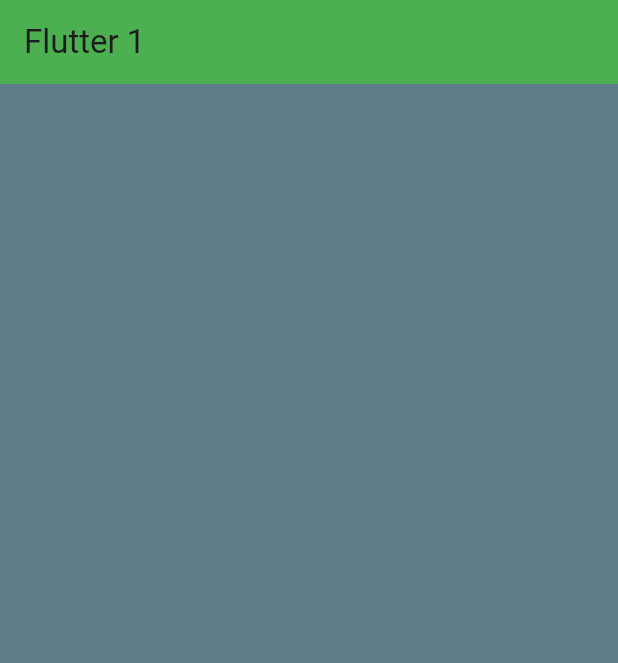
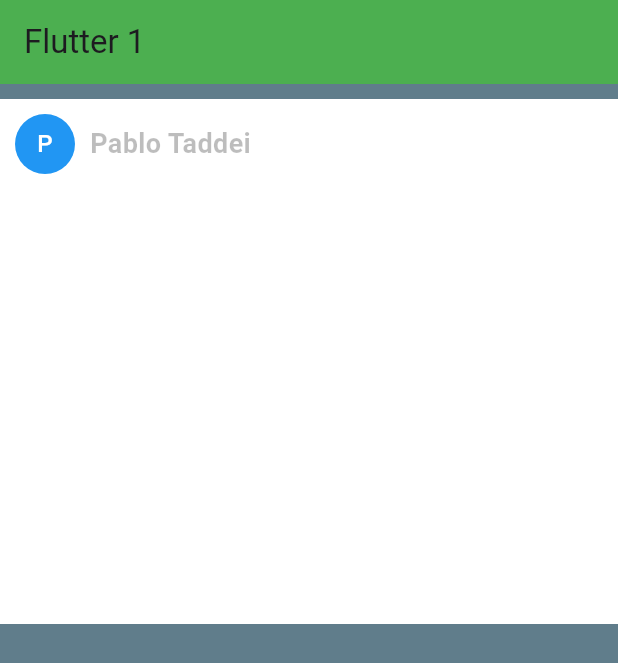
Before and after one commit to taddeiPablo/Flutter_Projects, a Flutter app: the screen it shows after launch, on a phone screen of 412 x 824 dp. Shown: the top 663 px of the screen. Run offline on Flutter 3.47's test engine with Material 3 defaults, Android fonts, the light colour scheme and no system bars.

Commit message:
continuando con el curso

```diff
--- a/flutter1/test01/lib/screens/homescreen.dart
+++ b/flutter1/test01/lib/screens/homescreen.dart
@@ -1,10 +1,9 @@
-// aqui importamos la libreria necesaria para construir la GUI
+/// aqui importamos la libreria necesaria para construir la GUI
 import 'package:flutter/material.dart';
 
-/**
- * HomeScreen - aqui separamos la construccion de la GUI
- * la cual llamamos widget a un archivo por separado.
- */
+///HomeScreen - aqui separamos la construccion de la GUI
+///la cual llamamos widget a un archivo por separado.
+
 // construir la clase HomeScreen que extiende de StatelessWidget
 class HomeScreen extends StatelessWidget {
   const HomeScreen({
@@ -19,7 +18,38 @@
         backgroundColor: Colors.green,
         title: const Text('Flutter 1'),
       ),
-      body: Container(),
+      body: Container(
+        margin: const EdgeInsets.only(top: 10),
+        width: double.infinity,
+        height: 350,
+        decoration: const BoxDecoration(color: Colors.white),
+        padding: const EdgeInsets.all(10),
+        child: Container(
+          child: const Column(
+            children: [
+              Row(
+                children: [
+                  CircleAvatar(
+                    child: Text(
+                      "P",
+                      style: TextStyle(color: Colors.white),
+                    ),
+                    backgroundColor: Colors.blue,
+                  ),
+                  SizedBox(
+                    width: 10,
+                  ),
+                  Text("Pablo Taddei",
+                      style: TextStyle(
+                          fontWeight: FontWeight.bold,
+                          fontSize: 18,
+                          color: Colors.black26))
+                ],
+              ),
+            ],
+          ),
+        ),
+      ),
     );
   }
 }
```
